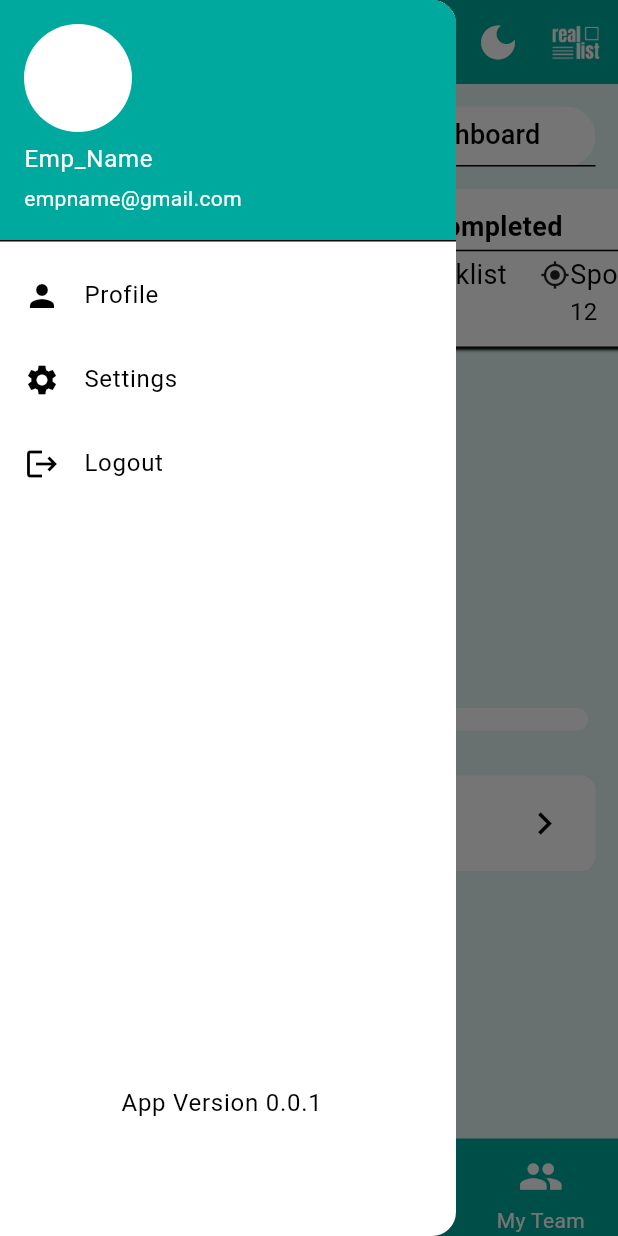
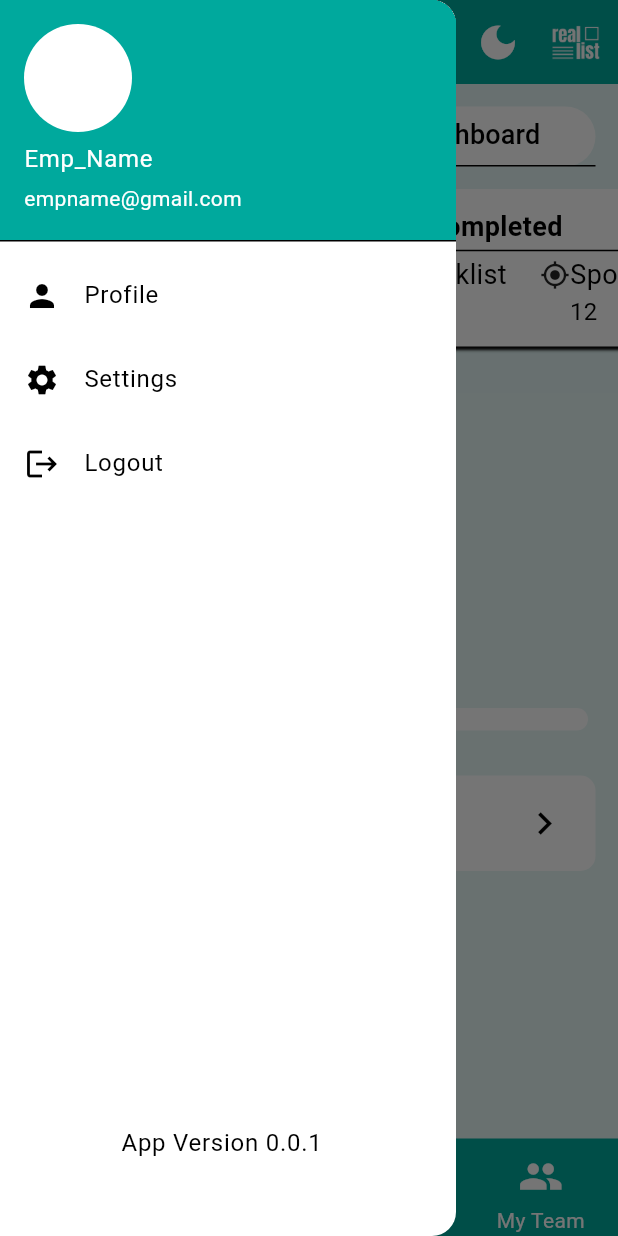
Before and after one commit to Ruban5400/reallist-app-ui, a Flutter app: the screen it shows after launch, with the side drawer open, on a phone screen of 412 x 824 dp. Run offline on Flutter 3.47's test engine with Material 2 defaults, Android fonts, the phone set to English and light mode, and no system bars; drawn by our look-alikes of curved_labeled_navigation_bar, percent_indicator; our stand-ins replace shared_preferences.

Commit message:
version clear

```diff
--- a/lib/drawer.dart
+++ b/lib/drawer.dart
@@ -37,14 +37,18 @@ class _Nav_BarState extends State<Nav_Bar> {
             title: Text('Logout'),
             onTap: () => exit(0),
           ),
-          Container(
-            height: MediaQuery.of(context).size.height * 0.45,
-            child: Spacer(),
-          ),
-          ListTile(
-            title: Text(
-              'App Version 0.0.1',
-              textAlign: TextAlign.center,
+          // Container(
+          //   height: MediaQuery.of(context).size.height * 0.45,
+          //   child: Spacer(),
+          // ),
+          Container(alignment: Alignment.bottomCenter,
+            height: MediaQuery.of(context).size.height * 0.55,
+            child: ListTile(
+              title:  Text(
+                  'App Version 0.0.1',
+                  textAlign: TextAlign.center,
+                ),
+
             ),
           ),
         ],
```
